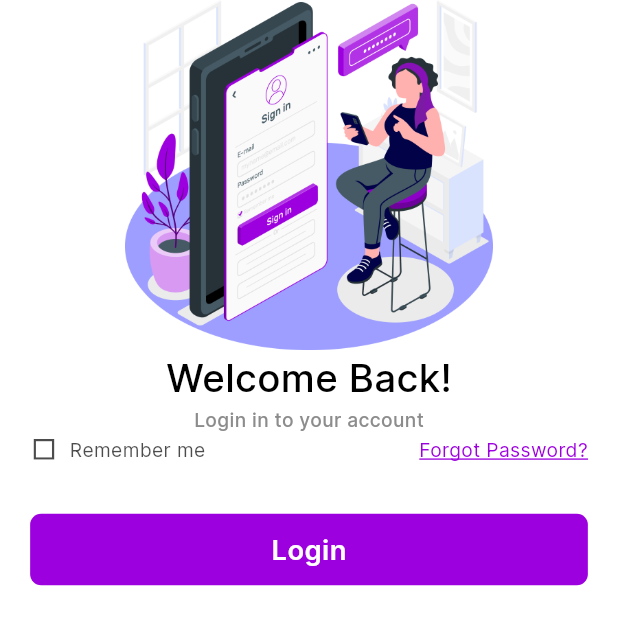
After one commit to talha515/zarafa, a Flutter app: the LoginScreen screen opened directly, on a phone screen of 412 x 824 dp. The commit adds this screen. Shown: the top 625 px of the screen. Run offline on Flutter 3.47's test engine with Material 3 defaults, Android fonts, the phone set to English and light mode, and no system bars; our stand-ins replace flutter_screenutil, get.

```diff
--- /dev/null
+++ b/lib/screens/auth/login.dart
@@ -0,0 +1,90 @@
+import 'package:flutter/material.dart';
+import 'package:flutter_screenutil/flutter_screenutil.dart';
+import 'package:zarafa/utils/button.dart';
+import 'package:zarafa/utils/colors.dart';
+import 'package:zarafa/utils/custom_container.dart';
+import 'package:zarafa/utils/text_widget.dart';
+
+class LoginScreen extends StatefulWidget {
+  const LoginScreen({super.key});
+
+  @override
+  State<LoginScreen> createState() => _LoginScreenState();
+}
+
+class _LoginScreenState extends State<LoginScreen> {
+  bool check = false;
+  @override
+  Widget build(BuildContext context) {
+    return Scaffold(
+      backgroundColor: whiteColor,
+      body: Padding(
+        padding: EdgeInsets.symmetric(horizontal: 20.w),
+        child: Column(
+          children: [
+            Image.asset(
+              'assets/login_img.png',
+              height: 255.h,
+            ),
+            TextWidget(
+              text: 'Welcome Back!',
+              fontSize: 28.sp,
+              fontWeight: FontWeight.w500,
+            ),
+            TextWidget(
+              text: 'Login in to your account',
+              color: Color(0xff8C8C8C),
+              fontSize: 14.sp,
+              fontWeight: FontWeight.w500,
+            ),
+            Row(
+              children: [
+                CustomContainer(
+                  onTap: () {
+                    setState(() {
+                      check = !check;
+                    });
+                  },
+                  padding: EdgeInsets.fromLTRB(0, 2.h, 5.w, 2.h),
+                  child: Row(
+                    children: [
+                      Icon(
+                        !check
+                            ? Icons.check_box_outline_blank_sharp
+                            : Icons.check_box_sharp,
+                        size: 20.h,
+                        color:
+                            check ? primaryColor : blackColor.withOpacity(0.7),
+                      ),
+                      SizedBox(
+                        width: 8.w,
+                      ),
+                      TextWidget(
+                        text: 'Remember me',
+                        fontSize: 14.sp,
+                        color: blackColor.withOpacity(0.7),
+                      ),
+                    ],
+                  ),
+                ),
+                Spacer(),
+                TextWidget(
+                  text: 'Forgot Password?',
+                  fontSize: 14.sp,
+                  color: primaryColor,
+                  underline: TextDecoration.underline,
+                ),
+              ],
+            ),
+            SizedBox(
+              height: 35.h,
+            ),
+            Button(
+              text: 'Login',
+            )
+          ],
+        ),
+      ),
+    );
+  }
+}
--- a/lib/screens/onboarding/ob_pageview.dart
+++ b/lib/screens/onboarding/ob_pageview.dart
@@ -1,5 +1,7 @@
 import 'package:flutter/material.dart';
 import 'package:flutter_screenutil/flutter_screenutil.dart';
+import 'package:get/get.dart';
+import 'package:zarafa/screens/auth/login.dart';
 import 'package:zarafa/screens/onboarding/ob_1.dart';
 import 'package:zarafa/screens/onboarding/ob_2.dart';
 import 'package:zarafa/screens/onboarding/ob_3.dart';
@@ -81,9 +83,8 @@ class _OnboardingPageViewState extends State<OnboardingPageView> {
                               duration: const Duration(milliseconds: 400),
                               curve: Curves.linear);
                         } else {
-                          // HomeController.to.setSpData(false);
-                          // Get.offAll(() => const LoginScreen(),
-                          //     transition: Transition.fade);
+                          Get.offAll(() => const LoginScreen(),
+                              transition: Transition.fade);
                         }
                       },
                       height: 48.h,
--- a/lib/utils/button.dart
+++ b/lib/utils/button.dart
@@ -38,7 +38,7 @@ class Button extends StatelessWidget {
     return CustomContainer(
       onTap: onTap,
       width: width ?? ScreenUtil().screenWidth,
-      height: height ?? 50.h,
+      height: height ?? 52.h,
       borderRadius: borderRadius ?? 8.r,
       color: color ?? primaryColor,
       borderColor: borderColor ?? Colors.transparent,
```
Also changed, not shown: assets/advertiser.png (added), assets/agency.png (added), assets/login_img.png (added).
